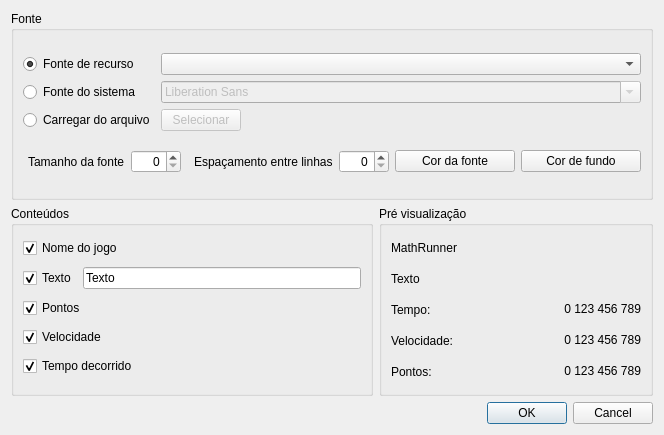
Qt form src/math_runner/form_scoreboard.ui (LAD-MathQuest/MathRunner) before a commit.
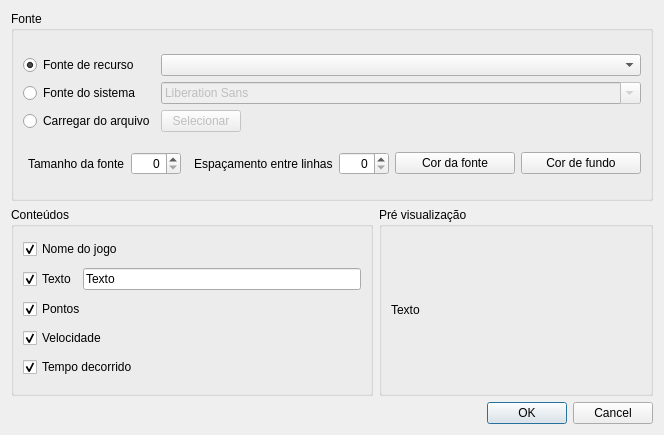
The same form after that commit.

Diff of the .ui file:
```diff
--- a/src/math_runner/form_scoreboard.ui
+++ b/src/math_runner/form_scoreboard.ui
@@ -6,7 +6,7 @@
    <rect>
     <x>0</x>
     <y>0</y>
-    <width>637</width>
+    <width>639</width>
     <height>435</height>
    </rect>
   </property>
@@ -260,25 +260,6 @@
        <layout class="QVBoxLayout" name="verticalLayout_3">
         <item>
          <layout class="QVBoxLayout" name="verticalLayout_5">
-          <item>
-           <widget class="QLabel" name="label_2">
-            <property name="sizePolicy">
-             <sizepolicy hsizetype="Preferred" vsizetype="Fixed">
-              <horstretch>0</horstretch>
-              <verstretch>0</verstretch>
-             </sizepolicy>
-            </property>
-            <property name="minimumSize">
-             <size>
-              <width>0</width>
-              <height>25</height>
-             </size>
-            </property>
-            <property name="text">
-             <string>MathRunner</string>
-            </property>
-           </widget>
-          </item>
           <item>
            <widget class="QLabel" name="label_3">
             <property name="sizePolicy">
@@ -300,151 +281,6 @@
           </item>
          </layout>
         </item>
-        <item>
-         <layout class="QGridLayout" name="gridLayout">
-          <item row="2" column="0">
-           <widget class="QLabel" name="label_4">
-            <property name="sizePolicy">
-             <sizepolicy hsizetype="Preferred" vsizetype="Fixed">
-              <horstretch>0</horstretch>
-              <verstretch>0</verstretch>
-             </sizepolicy>
-            </property>
-            <property name="minimumSize">
-             <size>
-              <width>80</width>
-              <height>25</height>
-             </size>
-            </property>
-            <property name="text">
-             <string>Pontos:</string>
-            </property>
-            <property name="margin">
-             <number>2</number>
-            </property>
-            <property name="indent">
-             <number>0</number>
-            </property>
-           </widget>
-          </item>
-          <item row="0" column="0">
-           <widget class="QLabel" name="label_5">
-            <property name="sizePolicy">
-             <sizepolicy hsizetype="Preferred" vsizetype="Fixed">
-              <horstretch>0</horstretch>
-              <verstretch>0</verstretch>
-             </sizepolicy>
-            </property>
-            <property name="minimumSize">
-             <size>
-              <width>80</width>
-              <height>25</height>
-             </size>
-            </property>
-            <property name="text">
-             <string>Tempo:</string>
-            </property>
-            <property name="margin">
-             <number>2</number>
-            </property>
-            <property name="indent">
-             <number>0</number>
-            </property>
-           </widget>
-          </item>
-          <item row="1" column="0">
-           <widget class="QLabel" name="label">
-            <property name="sizePolicy">
-             <sizepolicy hsizetype="Preferred" vsizetype="Fixed">
-              <horstretch>0</horstretch>
-              <verstretch>0</verstretch>
-             </sizepolicy>
-            </property>
-            <property name="minimumSize">
-             <size>
-              <width>80</width>
-              <height>25</height>
-             </size>
-            </property>
-            <property name="text">
-             <string>Velocidade: </string>
-            </property>
-            <property name="margin">
-             <number>2</number>
-            </property>
-            <property name="indent">
-             <number>0</number>
-            </property>
-           </widget>
-          </item>
-          <item row="0" column="1">
-           <widget class="QLabel" name="label_6">
-            <property name="sizePolicy">
-             <sizepolicy hsizetype="Preferred" vsizetype="Fixed">
-              <horstretch>0</horstretch>
-              <verstretch>0</verstretch>
-             </sizepolicy>
-            </property>
-            <property name="text">
-             <string>0 123 456 789</string>
-            </property>
-            <property name="alignment">
-             <set>Qt::AlignRight|Qt::AlignTrailing|Qt::AlignVCenter</set>
-            </property>
-            <property name="margin">
-             <number>2</number>
-            </property>
-            <property name="indent">
-             <number>0</number>
-            </property>
-           </widget>
-          </item>
-          <item row="1" column="1">
-           <widget class="QLabel" name="label_7">
-            <property name="sizePolicy">
-             <sizepolicy hsizetype="Preferred" vsizetype="Fixed">
-              <horstretch>0</horstretch>
-              <verstretch>0</verstretch>
-             </sizepolicy>
-            </property>
-            <property name="text">
-             <string>0 123 456 789</string>
-            </property>
-            <property name="alignment">
-             <set>Qt::AlignRight|Qt::AlignTrailing|Qt::AlignVCenter</set>
-            </property>
-            <property name="margin">
-             <number>2</number>
-            </property>
-            <property name="indent">
-             <number>0</number>
-            </property>
-           </widget>
-          </item>
-          <item row="2" column="1">
-           <widget class="QLabel" name="label_8">
-            <property name="sizePolicy">
-             <sizepolicy hsizetype="Preferred" vsizetype="Fixed">
-              <horstretch>0</horstretch>
-              <verstretch>0</verstretch>
-             </sizepolicy>
-            </property>
-            <property name="text">
-             <string>0 123 456 789</string>
-            </property>
-            <property name="alignment">
-             <set>Qt::AlignRight|Qt::AlignTrailing|Qt::AlignVCenter</set>
-            </property>
-            <property name="margin">
-             <number>2</number>
-            </property>
-            <property name="indent">
-             <number>0</number>
-            </property>
-           </widget>
-          </item>
-         </layout>
-        </item>
        </layout>
       </widget>
      </item>
```
